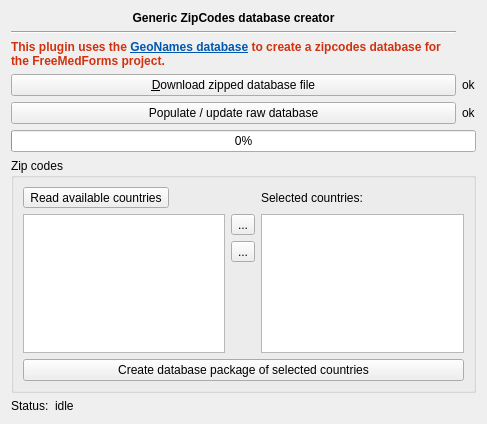
First picture: the form in freetoolbox/plugins/zipcodes/genericzipcodeswidget.ui, repository FreeHealth/freehealth, before the edit.
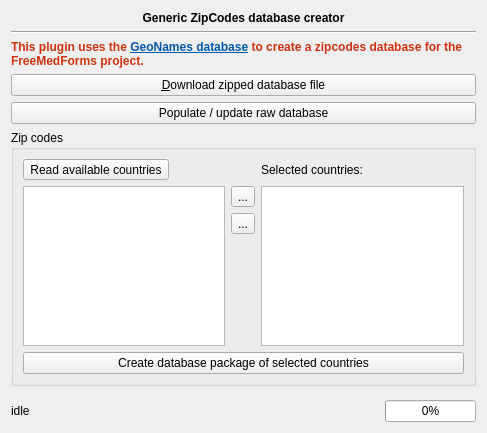
Second picture: the form after the edit.

```diff
--- a/freetoolbox/plugins/zipcodes/genericzipcodeswidget.ui
+++ b/freetoolbox/plugins/zipcodes/genericzipcodeswidget.ui
@@ -7,21 +7,14 @@
     <x>0</x>
     <y>0</y>
     <width>487</width>
-    <height>424</height>
+    <height>433</height>
    </rect>
   </property>
   <property name="windowTitle">
    <string>Form</string>
   </property>
-  <layout class="QGridLayout" name="gridLayout_3">
-   <item row="6" column="0">
-    <widget class="QPushButton" name="populateDbButton">
-     <property name="text">
-      <string>Populate / update raw database</string>
-     </property>
-    </widget>
-   </item>
-   <item row="0" column="0">
+  <layout class="QVBoxLayout" name="verticalLayout">
+   <item>
     <widget class="QLabel" name="headerLabel">
      <property name="sizePolicy">
       <sizepolicy hsizetype="Preferred" vsizetype="Fixed">
@@ -43,14 +36,14 @@
      </property>
     </widget>
    </item>
-   <item row="1" column="0">
+   <item>
     <widget class="Line" name="line">
      <property name="orientation">
       <enum>Qt::Horizontal</enum>
      </property>
     </widget>
    </item>
-   <item row="2" column="0">
+   <item>
     <widget class="QLabel" name="infoLabel">
      <property name="sizePolicy">
       <sizepolicy hsizetype="Preferred" vsizetype="Fixed">
@@ -81,47 +74,21 @@
      </property>
     </widget>
    </item>
-   <item row="6" column="1">
-    <widget class="QLabel" name="populateDbOkLabel">
-     <property name="sizePolicy">
-      <sizepolicy hsizetype="Maximum" vsizetype="Preferred">
-       <horstretch>0</horstretch>
-       <verstretch>0</verstretch>
-      </sizepolicy>
-     </property>
-     <property name="text">
-      <string>ok</string>
-     </property>
-    </widget>
-   </item>
-   <item row="4" column="0">
+   <item>
     <widget class="QPushButton" name="downloadButton">
      <property name="text">
       <string>&amp;Download zipped database file</string>
      </property>
     </widget>
    </item>
-   <item row="4" column="1">
-    <widget class="QLabel" name="downloadOkLabel">
-     <property name="sizePolicy">
-      <sizepolicy hsizetype="Maximum" vsizetype="Preferred">
-       <horstretch>0</horstretch>
-       <verstretch>0</verstretch>
-      </sizepolicy>
-     </property>
+   <item>
+    <widget class="QPushButton" name="populateDbButton">
      <property name="text">
-      <string>ok</string>
+      <string>Populate / update raw database</string>
      </property>
     </widget>
    </item>
-   <item row="7" column="0" colspan="2">
-    <widget class="QProgressBar" name="progressBar">
-     <property name="value">
-      <number>0</number>
-     </property>
-    </widget>
-   </item>
-   <item row="8" column="0" colspan="2">
+   <item>
     <widget class="QGroupBox" name="localeDataGroupBox">
      <property name="enabled">
       <bool>true</bool>
@@ -214,25 +181,38 @@
      </layout>
     </widget>
    </item>
-   <item row="9" column="0" colspan="2">
+   <item>
+    <spacer name="verticalSpacer_2">
+     <property name="orientation">
+      <enum>Qt::Vertical</enum>
+     </property>
+     <property name="sizeHint" stdset="0">
+      <size>
+       <width>20</width>
+       <height>40</height>
+      </size>
+     </property>
+    </spacer>
+   </item>
+   <item>
     <layout class="QHBoxLayout" name="horizontalLayout">
      <item>
-      <widget class="QLabel" name="statusCaption">
+      <widget class="QLabel" name="statusLabel">
+       <property name="text">
+        <string>idle</string>
+       </property>
+      </widget>
+     </item>
+     <item>
+      <widget class="QProgressBar" name="progressBar">
        <property name="sizePolicy">
-        <sizepolicy hsizetype="Maximum" vsizetype="Preferred">
+        <sizepolicy hsizetype="Maximum" vsizetype="Fixed">
          <horstretch>0</horstretch>
          <verstretch>0</verstretch>
         </sizepolicy>
        </property>
-       <property name="text">
-        <string>Status:</string>
-       </property>
-      </widget>
-     </item>
-     <item>
-      <widget class="QLabel" name="statusLabel">
-       <property name="text">
-        <string>idle</string>
+       <property name="value">
+        <number>0</number>
        </property>
       </widget>
      </item>
```
